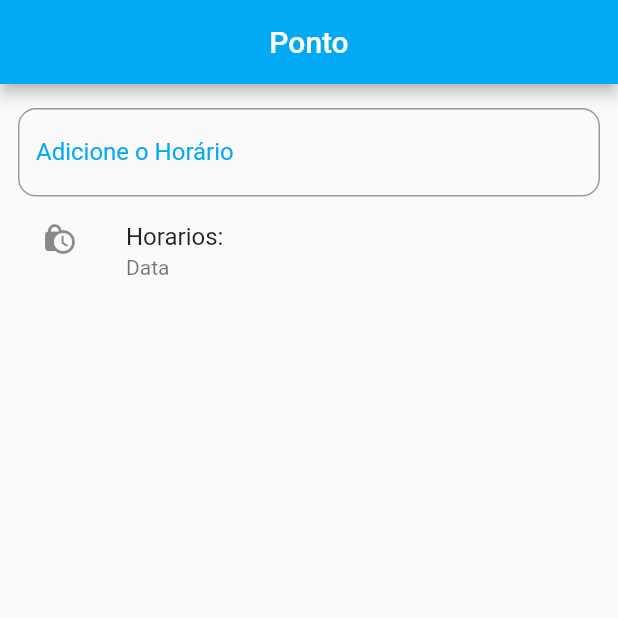
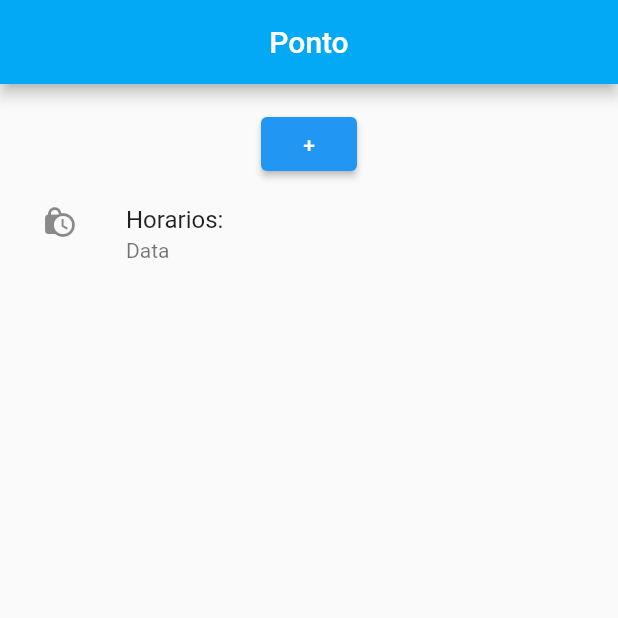
Before and after one commit to AiltonJ97/My_App_Flutter, a Flutter app: the screen it shows after launch, on a phone screen of 412 x 824 dp, the top half of it. Run offline on Flutter 3.47's test engine with Material 2 defaults, Android fonts, the phone set to English and light mode, and no system bars.

Commit message:
Commit 2

```diff
--- a/lib/main.dart
+++ b/lib/main.dart
@@ -1,15 +1,25 @@
 // ignore_for_file: prefer_const_constructors, prefer_const_literals_to_create_immutables
 
 import 'package:flutter/material.dart';
+import 'package:meu_app/timer_ex.dart';
+
+  List<Timers> list = [];
 
 void main() {
   runApp(MaterialApp(
     home: Home(),
+    debugShowCheckedModeBanner: false,
   ));
 }
 
-class Home extends StatelessWidget {
+class Home extends StatefulWidget {
   const Home({Key? key}) : super(key: key);
+
+  @override
+  State<Home> createState() => _HomeState();
+}
+
+class _HomeState extends State<Home> {
 
   @override
   Widget build(BuildContext context) {
@@ -20,22 +30,32 @@ class Home extends StatelessWidget {
         centerTitle: true,
       ),
       body: Padding(
-        padding: const EdgeInsets.symmetric(horizontal: 12),
+        padding: EdgeInsets.symmetric(horizontal: 12),
         child: Column(
-          crossAxisAlignment: CrossAxisAlignment.center,
           children: [
             SizedBox(
               height: 16,
             ),
-            TextField(
-              decoration: InputDecoration(
-                border: OutlineInputBorder(
-                    borderRadius: BorderRadius.circular(12)),
-                labelText: 'Adicione o Horário',
-                labelStyle: TextStyle(color: Colors.lightBlue),
+            SizedBox(
+              width: 8,
             ),
+            ElevatedButton(
+              onPressed: (){
+                setState(() {
+                  Timers newTimer = Timers(
+                    hours: DateTime.now().toString(),
+                  );
+                  list.add(newTimer);
+                  print(list);
+                });
+              },
+              child: Text("+"),
             ),
-            ListView(
+            SizedBox(
+              width: 8,
+            ),
+            Flexible(
+              child: ListView(
                 shrinkWrap: true,
                 children: [
                   ListTile(
@@ -45,6 +65,7 @@ class Home extends StatelessWidget {
                   ),
                 ],
               ),
+            ),
           ],
         ),
       ),
--- /dev/null
+++ b/lib/timer_ex.dart
@@ -0,0 +1,6 @@
+class Timers {
+
+  Timers({required this.hours});
+
+  String hours = "";
+}
```
Lines whose indentation alone changed are shown as unchanged.
